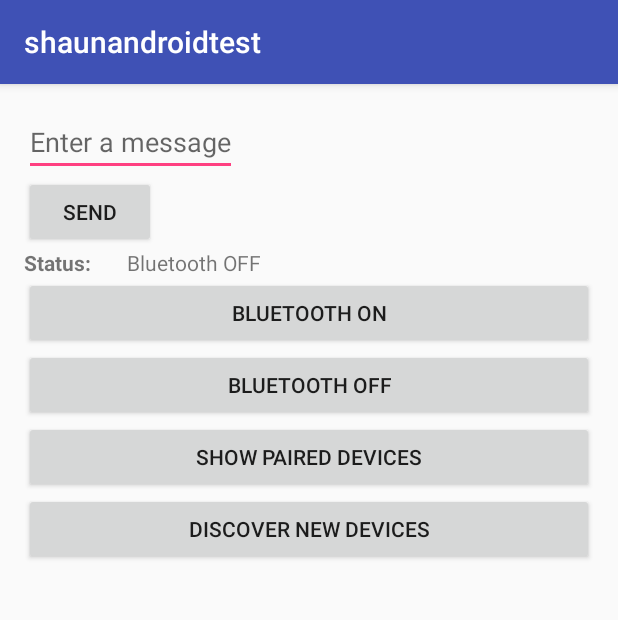
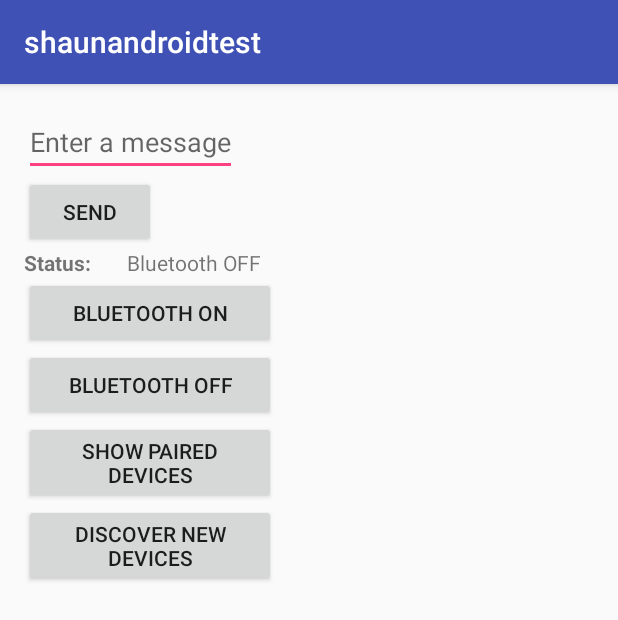
Before and after one commit to moomoomash/shaunandroidtest, an Android app: the screen it shows after launch (MainActivity), on a phone screen of 412 x 824 dp. Shown: the top 620 px of the screen. Run offline under Robolectric (Android 15) with nearby library versions, the phone set to English and light mode, and no system bars.

Commit message:
Checklist c1 and c2 done.

```diff
--- a/app/src/main/res/layout/activity_main.xml
+++ b/app/src/main/res/layout/activity_main.xml
@@ -98,7 +98,7 @@
         </LinearLayout>
 
         <Button
-            android:layout_width="match_parent"
+            android:layout_width="168dp"
             android:layout_height="wrap_content"
             android:text="Bluetooth ON"
             android:onClick="onBT"
@@ -107,7 +107,7 @@
             android:layout_toStartOf="@+id/off" />
 
         <Button
-            android:layout_width="match_parent"
+            android:layout_width="168dp"
             android:layout_height="wrap_content"
             android:text="Bluetooth OFF"
             android:onClick="offBT"
@@ -117,7 +117,7 @@
             android:layout_toRightOf="@+id/PairedBtn" />
 
         <Button
-            android:layout_width="match_parent"
+            android:layout_width="168dp"
             android:layout_height="wrap_content"
             android:text="Show paired Devices"
             android:onClick="pairedBT"
@@ -126,7 +126,7 @@
             android:layout_toStartOf="@+id/discoverBtn" />
 
         <Button
-            android:layout_width="match_parent"
+            android:layout_width="168dp"
             android:layout_height="wrap_content"
             android:text="Discover New Devices"
             android:onClick="discoverBT"
@@ -135,27 +135,26 @@
             android:layout_toRightOf="@+id/checkboxLED1"
             android:layout_toEndOf="@+id/checkboxLED1" />
 
+
+
         <ListView
             android:layout_width="168dp"
             android:layout_height="wrap_content"
             android:id="@+id/devicesListView"
             android:choiceMode="singleChoice"
             android:layout_below="@+id/PairedBtn"
-            android:layout_alignRight="@+id/off"
-            android:layout_alignEnd="@+id/off" />
-
-
+             />
 
 
     </LinearLayout>
 
     <ListView
         android:layout_width="168dp"
-        android:layout_height="50dp"
+        android:layout_height="wrap_content"
         android:id="@+id/chatView"
         android:choiceMode="singleChoice"
+        android:layout_marginEnd="88dp"
         android:layout_alignParentBottom="true"
-        android:layout_alignParentEnd="true"
-        android:layout_marginEnd="75dp"
-        android:layout_marginBottom="16dp" />
+        android:layout_alignParentEnd="true" />
+
 </RelativeLayout>
```
Also changed, not shown: app/src/main/java/com/example/shaun/shaunandroidtest/MainActivity.java (+52 -28 lines).
